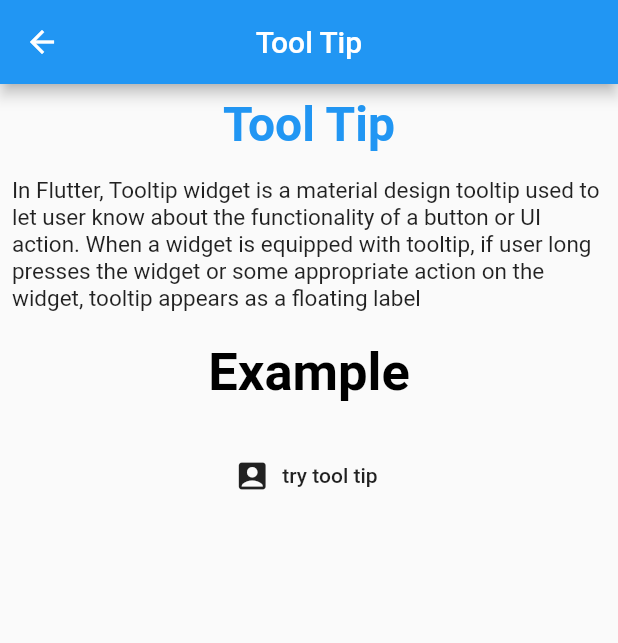
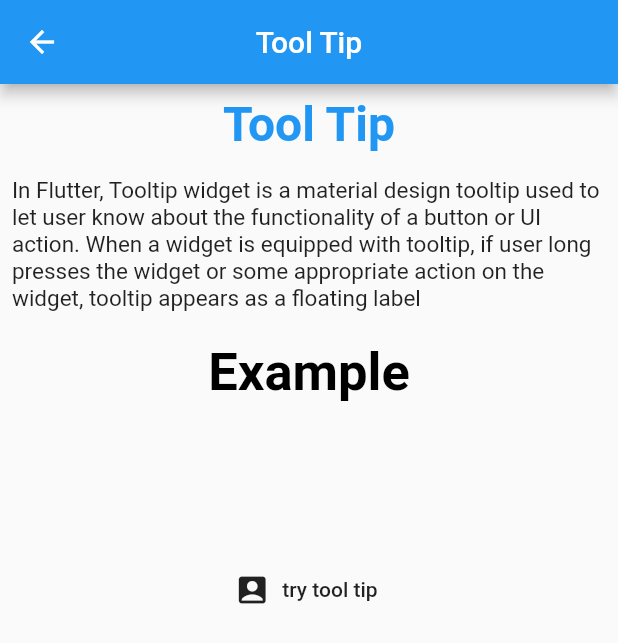
Before and after one commit to rushilshah23/Task-10, a Flutter app: the WidgetToolTip screen opened directly, on a phone screen of 412 x 824 dp. Shown: the top 643 px of the screen. Run offline on Flutter 3.47's test engine with Material 2 defaults, Android fonts, the phone set to English and light mode, and no system bars; our stand-ins replace firebase_auth, firebase_database, google_sign_in, shared_preferences; missing offline and left inert: dart:ffi; accounts and stored records are empty.

Commit message:
Task 9 Working 1

```diff
--- a/lib/views/WidgetsSection.dart
+++ b/lib/views/WidgetsSection.dart
@@ -245,7 +245,6 @@ class _WidgetSpacerState extends State<WidgetSpacer> {
                     width: 50,
                     color: Colors.green,
                   ),
-
                 ],
               ),
             ),
@@ -358,7 +357,10 @@ class _WidgetColouredFilteredState extends State<WidgetColouredFiltered> {
                     "It's easy to play around with color in Flutter widgets, and not just by modifying a color parameter. Check out the ColorFiltered widget, which lets you change and morph colors in weird and wonderful ways!"),
             Padding(
               padding: const EdgeInsets.all(12.0),
-              child: Text("Original Image",style: TextStyle(fontSize: 25,fontWeight: FontWeight.bold),),
+              child: Text(
+                "Original Image",
+                style: TextStyle(fontSize: 25, fontWeight: FontWeight.bold),
+              ),
             ),
             Padding(
               padding: const EdgeInsets.all(8.0),
@@ -371,14 +373,18 @@ class _WidgetColouredFilteredState extends State<WidgetColouredFiltered> {
             ),
             Padding(
               padding: const EdgeInsets.all(12.0),
-              child: Text("Color Filtered - BLUE",style: TextStyle(fontSize: 25,fontWeight: FontWeight.bold),),
+              child: Text(
+                "Color Filtered - BLUE",
+                style: TextStyle(fontSize: 25, fontWeight: FontWeight.bold),
+              ),
             ),
             Padding(
               padding: const EdgeInsets.all(8.0),
               child: Container(
-                child: ColorFiltered(colorFilter: ColorFilter.mode(Colors.blue, BlendMode.modulate),
-                child:Image.asset('assets/Flower.jpg'),)
-              ),
+                  child: ColorFiltered(
+                colorFilter: ColorFilter.mode(Colors.blue, BlendMode.modulate),
+                child: Image.asset('assets/Flower.jpg'),
+              )),
             )
           ],
         ),
@@ -410,10 +416,16 @@ class _WidgetToolTipState extends State<WidgetToolTip> {
             Tooltip(
                 showDuration: Duration(seconds: 2),
                 message: "This is account box",
-                child: FlatButton.icon(
-                  onPressed: () {},
-                  icon: Icon(Icons.account_box),
-                  label: Text("try tool tip"),
+                child: Container(
+                  height: 200,
+                  width: 200,
+                  child: Expanded(
+                    child: FlatButton.icon(
+                      onPressed: () {},
+                      icon: Icon(Icons.account_box),
+                      label: Text("try tool tip"),
+                    ),
+                  ),
                 ))
           ],
         ),
@@ -558,46 +570,6 @@ class _WidgetSizedBoxState extends State<WidgetSizedBox> {
               ),
             ),
           ),
-
-          // Container(
-          //   height: 200,
-          //   child: Row(
-          //     children: <Widget>[
-          //       Container(
-          //         height: 100,
-          //         color: Colors.red,
-          //       ),
-          //       SizedBox(
-          //         width: 20,
-          //       ),
-          //       Container(
-          //         height: 150,
-          //         color: Colors.yellowAccent),
-          //       SizedBox(width: 30),
-          //     ],
-          //   ),
-          // ),
-          // SizedBox(
-          //   height: 30,
-          // ),
-          // Container(
-          //   height: 200,
-          //   child: Row(
-          //     children: <Widget>[
-          //       SizedBox(
-          //         width: 40,
-          //       ),
-          //       Container(
-          //         height: 100,
-          //         color: Colors.green,
-          //       ),
-          //       SizedBox(width: 20),
-          //       Container(
-          //         height: 100,
-          //         color: Colors.purple),
-          //     ],
-          //   ),
-          // )
         ],
       ),
     );
```
